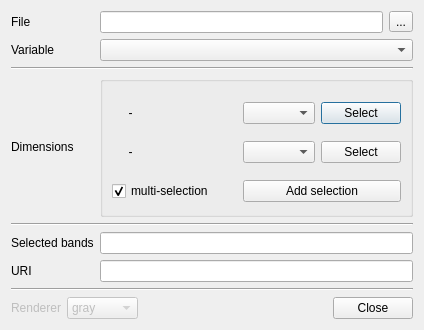
The window that ui_netcdfbrowser.ui (etiennesky/netcdfbrowser) describes before a commit, drawn with Qt 5.
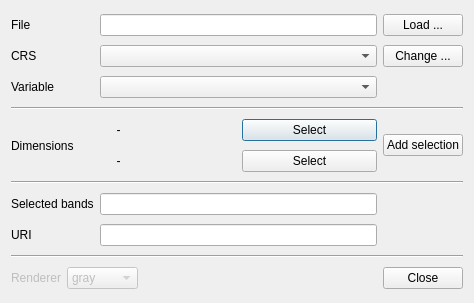
The same window after the commit.

```diff
--- a/ui_netcdfbrowser.ui
+++ b/ui_netcdfbrowser.ui
@@ -6,14 +6,43 @@
    <rect>
     <x>0</x>
     <y>0</y>
-    <width>424</width>
-    <height>330</height>
+    <width>474</width>
+    <height>303</height>
    </rect>
   </property>
   <property name="windowTitle">
    <string>NetCDFBrowser</string>
   </property>
-  <layout class="QGridLayout" name="gridLayout">
+  <layout class="QGridLayout" name="gridLayout" columnstretch="0,0,0,0,0,0">
+   <item row="10" column="0">
+    <widget class="QLabel" name="label_4">
+     <property name="text">
+      <string>URI</string>
+     </property>
+    </widget>
+   </item>
+   <item row="2" column="0">
+    <widget class="QLabel" name="label_5">
+     <property name="sizePolicy">
+      <sizepolicy hsizetype="Fixed" vsizetype="Fixed">
+       <horstretch>0</horstretch>
+       <verstretch>0</verstretch>
+      </sizepolicy>
+     </property>
+     <property name="minimumSize">
+      <size>
+       <width>0</width>
+       <height>0</height>
+      </size>
+     </property>
+     <property name="text">
+      <string>CRS</string>
+     </property>
+    </widget>
+   </item>
+   <item row="0" column="1">
+    <widget class="QLineEdit" name="leFileName"/>
+   </item>
    <item row="0" column="0">
     <widget class="QLabel" name="label">
      <property name="text">
@@ -21,28 +50,87 @@
      </property>
     </widget>
    </item>
+   <item row="9" column="0">
+    <widget class="QLabel" name="label_7">
+     <property name="text">
+      <string>Selected bands</string>
+     </property>
+    </widget>
+   </item>
    <item row="3" column="0">
+    <widget class="QLabel" name="label_2">
+     <property name="text">
+      <string>Variable</string>
+     </property>
+    </widget>
+   </item>
+   <item row="5" column="0" rowspan="2">
     <widget class="QLabel" name="label_3">
      <property name="text">
       <string>Dimensions</string>
      </property>
     </widget>
    </item>
-   <item row="6" column="0">
-    <widget class="QLabel" name="label_4">
-     <property name="text">
-      <string>URI</string>
-     </property>
-    </widget>
-   </item>
-   <item row="8" column="0" colspan="2">
-    <widget class="Line" name="line_2">
-     <property name="orientation">
-      <enum>Qt::Horizontal</enum>
-     </property>
-    </widget>
+   <item row="5" column="1">
+    <layout class="QHBoxLayout" name="horizontalLayout">
+     <item>
+      <widget class="QLabel" name="lblDim1">
+       <property name="text">
+        <string>     -     </string>
+       </property>
+      </widget>
+     </item>
+     <item>
+      <widget class="QPushButton" name="pbnDim1">
+       <property name="text">
+        <string>Select</string>
+       </property>
+      </widget>
+     </item>
+    </layout>
    </item>
    <item row="6" column="1">
+    <layout class="QHBoxLayout" name="horizontalLayout_2">
+     <item>
+      <widget class="QLabel" name="lblDim2">
+       <property name="text">
+        <string>     -     </string>
+       </property>
+      </widget>
+     </item>
+     <item>
+      <widget class="QPushButton" name="pbnDim2">
+       <property name="text">
+        <string>Select</string>
+       </property>
+      </widget>
+     </item>
+    </layout>
+   </item>
+   <item row="2" column="1">
+    <widget class="QComboBox" name="cboCrs">
+     <property name="sizePolicy">
+      <sizepolicy hsizetype="Expanding" vsizetype="Fixed">
+       <horstretch>0</horstretch>
+       <verstretch>0</verstretch>
+      </sizepolicy>
+     </property>
+     <property name="minimumSize">
+      <size>
+       <width>250</width>
+       <height>0</height>
+      </size>
+     </property>
+    </widget>
+   </item>
+   <item row="0" column="2">
+    <widget class="QPushButton" name="pbnFileName">
+     <property name="text">
+      <string>Load ...</string>
+     </property>
+    </widget>
+   </item>
+   <item row="10" column="1">
     <widget class="QLineEdit" name="leURI">
      <property name="sizePolicy">
       <sizepolicy hsizetype="Expanding" vsizetype="Fixed">
@@ -55,106 +143,17 @@
      </property>
     </widget>
    </item>
-   <item row="1" column="1">
-    <widget class="QComboBox" name="cboVars"/>
-   </item>
-   <item row="1" column="0">
-    <widget class="QLabel" name="label_2">
-     <property name="text">
-      <string>Variable</string>
-     </property>
-    </widget>
-   </item>
-   <item row="2" column="0" colspan="2">
-    <widget class="Line" name="line_3">
-     <property name="orientation">
-      <enum>Qt::Horizontal</enum>
-     </property>
-    </widget>
-   </item>
-   <item row="0" column="1">
-    <layout class="QHBoxLayout" name="horizontalLayout">
-     <item>
-      <widget class="QLineEdit" name="leFileName"/>
-     </item>
-     <item>
-      <widget class="QToolButton" name="pbnFileName">
-       <property name="text">
-        <string>...</string>
-       </property>
-      </widget>
-     </item>
-    </layout>
-   </item>
    <item row="3" column="1">
-    <widget class="QGroupBox" name="gridGroupBox">
-     <layout class="QGridLayout" name="gridLayout_2">
-      <property name="bottomMargin">
-       <number>0</number>
-      </property>
-      <item row="0" column="0">
-       <widget class="QLabel" name="lblDim1">
-        <property name="text">
-         <string>     -     </string>
-        </property>
-       </widget>
-      </item>
-      <item row="1" column="0">
-       <widget class="QLabel" name="lblDim2">
-        <property name="text">
-         <string>     -     </string>
-        </property>
-       </widget>
-      </item>
-      <item row="0" column="1">
-       <layout class="QHBoxLayout" name="horizontalLayout_3">
-        <item>
-         <widget class="QComboBox" name="cboDim1"/>
-        </item>
-        <item>
-         <widget class="QPushButton" name="pbnDim1">
-          <property name="text">
-           <string>Select</string>
-          </property>
-         </widget>
-        </item>
-       </layout>
-      </item>
-      <item row="1" column="1">
-       <layout class="QHBoxLayout" name="horizontalLayout_5">
-        <item>
-         <widget class="QComboBox" name="cboDim2"/>
-        </item>
-        <item>
-         <widget class="QPushButton" name="pbnDim2">
-          <property name="text">
-           <string>Select</string>
-          </property>
-         </widget>
-        </item>
-       </layout>
-      </item>
-      <item row="2" column="0">
-       <widget class="QCheckBox" name="cbxMultiSelection">
-        <property name="text">
-         <string>multi-selection</string>
-        </property>
-        <property name="checked">
-         <bool>true</bool>
-        </property>
-       </widget>
-      </item>
-      <item row="2" column="1">
-       <widget class="QPushButton" name="pbnAddSelection">
-        <property name="text">
-         <string>Add selection</string>
-        </property>
-       </widget>
-      </item>
-     </layout>
+    <widget class="QComboBox" name="cboVars"/>
+   </item>
+   <item row="5" column="2" rowspan="2">
+    <widget class="QPushButton" name="pbnAddSelection">
+     <property name="text">
+      <string>Add selection</string>
+     </property>
     </widget>
    </item>
-   <item row="5" column="1">
+   <item row="9" column="1">
     <widget class="QLineEdit" name="leBandSelection">
      <property name="enabled">
       <bool>true</bool>
@@ -170,17 +169,41 @@
      </property>
     </widget>
    </item>
-   <item row="4" column="0" colspan="2">
+   <item row="2" column="2">
+    <widget class="QPushButton" name="pbnCrs">
+     <property name="sizePolicy">
+      <sizepolicy hsizetype="Preferred" vsizetype="Fixed">
+       <horstretch>0</horstretch>
+       <verstretch>0</verstretch>
+      </sizepolicy>
+     </property>
+     <property name="text">
+      <string>Change ...</string>
+     </property>
+    </widget>
+   </item>
+   <item row="4" column="0" colspan="3">
+    <widget class="Line" name="line">
+     <property name="orientation">
+      <enum>Qt::Horizontal</enum>
+     </property>
+    </widget>
+   </item>
+   <item row="8" column="0" colspan="3">
     <widget class="Line" name="line_4">
      <property name="orientation">
       <enum>Qt::Horizontal</enum>
      </property>
     </widget>
    </item>
-   <item row="7" column="1">
-    <layout class="QHBoxLayout" name="horizontalLayout_4"/>
+   <item row="12" column="0" colspan="3">
+    <widget class="Line" name="line_2">
+     <property name="orientation">
+      <enum>Qt::Horizontal</enum>
+     </property>
+    </widget>
    </item>
-   <item row="9" column="0" colspan="2">
+   <item row="13" column="0" colspan="3">
     <layout class="QHBoxLayout" name="horizontalLayout_6">
      <item>
       <widget class="QLabel" name="label_6">
@@ -240,13 +263,6 @@
      </item>
     </layout>
    </item>
-   <item row="5" column="0">
-    <widget class="QLabel" name="label_7">
-     <property name="text">
-      <string>Selected bands</string>
-     </property>
-    </widget>
-   </item>
   </layout>
  </widget>
  <resources/>
```
